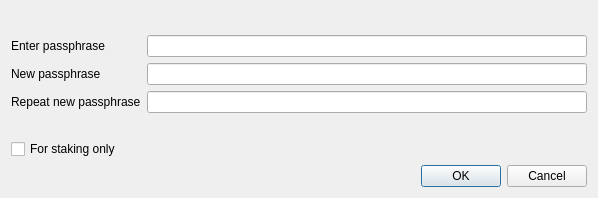
Before: the Qt Designer form src/qt/forms/askpassphrasedialog.ui in zjohnson24/Ember, drawn with Qt 5.
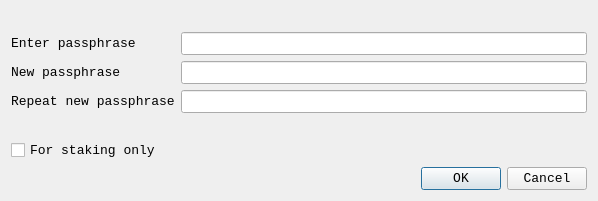
After: the same form once the commit is applied.

```diff
--- a/src/qt/forms/askpassphrasedialog.ui
+++ b/src/qt/forms/askpassphrasedialog.ui
@@ -22,6 +22,12 @@
     <height>0</height>
    </size>
   </property>
+  <property name="font">
+   <font>
+    <family>Consolas</family>
+    <pointsize>10</pointsize>
+   </font>
+  </property>
   <property name="windowTitle">
    <string>Passphrase Dialog</string>
   </property>
```
Left out of the diff: 6 changed lines with no effect on the pictures.
